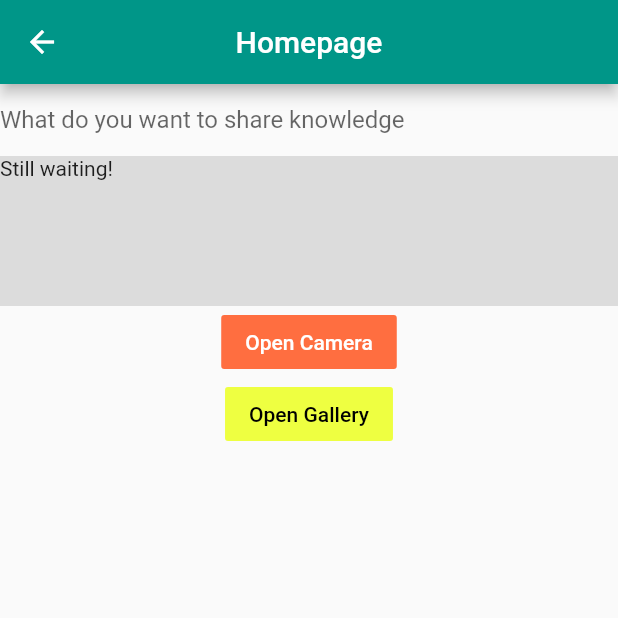
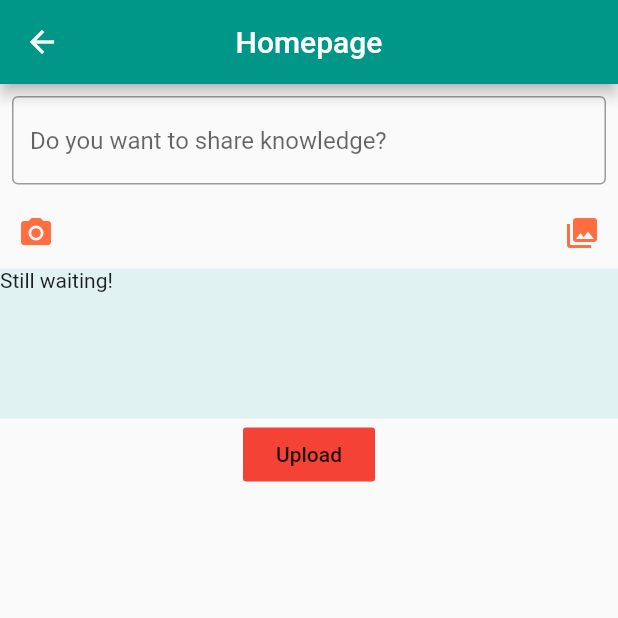
Before and after one commit to MujmillahammedDafedar/SocialMedia, a Flutter app: the Post screen opened directly, on a phone screen of 412 x 824 dp, the top half of it. Run offline on Flutter 3.47's test engine with Material 2 defaults, Android fonts, the phone set to English and light mode, and no system bars; our stand-ins replace avatar_glow, cloud_firestore, firebase_auth, firebase_storage, google_sign_in, image_picker; accounts and stored records are empty.

Commit message:
Upload post added

```diff
--- a/lib/screens/post_it.dart
+++ b/lib/screens/post_it.dart
@@ -1,7 +1,12 @@
 import 'dart:async';
 import 'dart:io';
+import 'package:cloud_firestore/cloud_firestore.dart';
+import 'package:firebase_storage/firebase_storage.dart';
 import 'package:flutter/material.dart';
 import 'package:image_picker/image_picker.dart';
+import 'package:path/path.dart' as Path;
+import 'package:mychat/model/Auth.dart';
+
 class Post extends StatelessWidget {
   @override
   Widget build(BuildContext context) {
@@ -30,6 +35,10 @@ class CreateNewPost extends StatefulWidget {
 
 class _CreateNewPostState extends State<CreateNewPost> {
   File _image;
+  String _uploadedFileURL;
+  String post_content;
+ final googleSignin gb = new googleSignin();
+
   @override
   void initState() {
     super.initState();
@@ -48,6 +57,26 @@ class _CreateNewPostState extends State<CreateNewPost> {
       _image = image;
     });
   }
+  Future uploadFile() async {
+    print(':This is email id:$email');
+    StorageReference storageReference = FirebaseStorage.instance
+        .ref()
+        .child('post_images/${Path.basename(_image.path)}}');
+    StorageUploadTask uploadTask = storageReference.putFile(_image);
+    await uploadTask.onComplete;
+    print('File Uploaded');
+
+    Firestore.instance.collection('post_materials').document()
+        .setData({
+      'post_by' : '$email', 'image_location':'post_images/${Path.basename(_image.path)}}', 'content' : '$post_content'
+    });
+
+//    storageReference.getDownloadURL().then((fileURL) {
+//      setState(() {
+//        _uploadedFileURL = fileURL;
+//      });
+//    });
+  }
 
   final _PostKey = GlobalKey<FormState>();
 
@@ -55,10 +84,20 @@ class _CreateNewPostState extends State<CreateNewPost> {
     return Form(
       key: _PostKey,
       child: Column(children: <Widget>[
-        TextFormField(
+        Padding(
+          padding: const EdgeInsets.all(8.0),
+          child: Container(
+            child: TextFormField(
+              autofocus: false,
+              maxLines: null,
+              keyboardType: TextInputType.text,
               minLines: null,
               decoration: InputDecoration(
-              border: InputBorder.none, hintText: 'What do you want to share knowledge'),
+                  border: new OutlineInputBorder(
+                      borderSide: new BorderSide(color: Colors.teal)),
+                  hintText: 'Do you want to share knowledge?'
+              ),
+
               // The validator receives the text that the user has entered.
               validator: (value) {
                 if (value.isEmpty) {
@@ -66,32 +105,51 @@ class _CreateNewPostState extends State<CreateNewPost> {
                 }
                 return null;
               },
+              onSaved: (value) => post_content = value,
+
+            ),
+          ),
+        ),
+
+        Container(
+          child: Align(
+            alignment: Alignment.centerLeft,
+            child: Row(
+              crossAxisAlignment: CrossAxisAlignment.end,
+              mainAxisAlignment: MainAxisAlignment.spaceBetween,
+
+              children: [
+                IconButton(
+                  color: Colors.deepOrangeAccent,
+                  icon: Icon(Icons.camera_alt),
+                  tooltip: 'Open camera',
+                  onPressed: () {
+                    open_camera();
+                  },
+                ),
+                IconButton(
+                  color: Colors.deepOrangeAccent,
+                  icon: Icon(Icons.collections),
+                  onPressed: () {
+                    open_gallery();
+                  },
+                ),
+              ],
+            ),
+          ),
+
         ),
         Container(
-          color: Colors.black12,
+          color: Colors.teal.shade50,
           height: 100.0,
           width: 500.0,
           child: _image == null ? Text("Still waiting!") : Image.file(_image, width: 200.0, height: 200.0,),
         ),
+
         FlatButton(
-          color: Colors.deepOrangeAccent,
-          child: Text(
-            "Open Camera",
-            style: TextStyle(color: Colors.white),
-          ),
-          onPressed: () {
-            open_camera();
-          },
-        ),
-        FlatButton(
-          color: Colors.limeAccent,
-          child: Text(
-            "Open Gallery",
-            style: TextStyle(color: Colors.black),
-          ),
-          onPressed: () {
-            open_gallery();
-          },
+          color: Colors.red,
+          child: Text('Upload'),
+           onPressed: uploadFile,
         )
       ]),
     );
```
Lines whose indentation alone changed are shown as unchanged.
